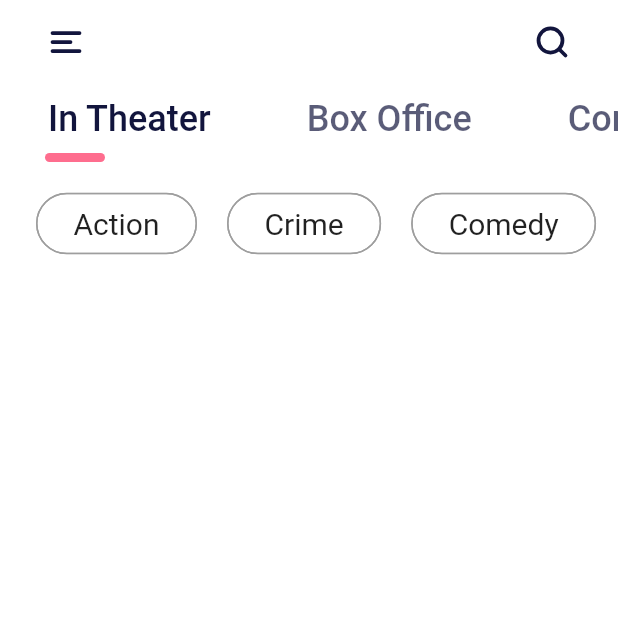
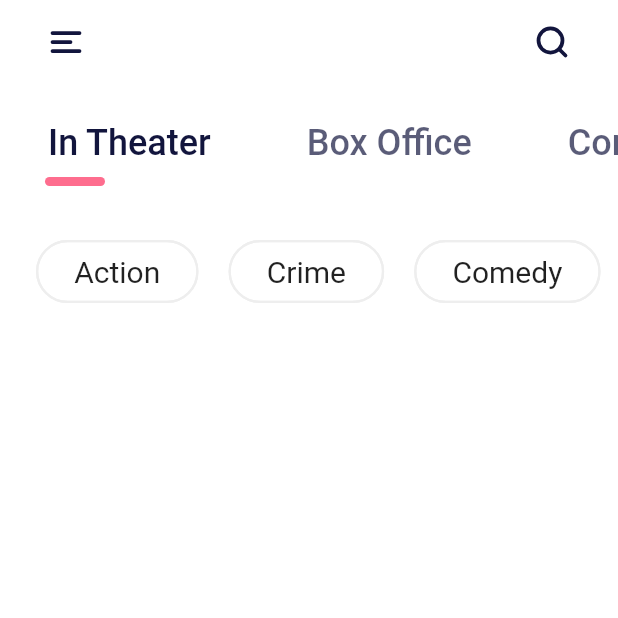
Before and after one commit to amirhosseinakhoondzadeh/movie_app_ui_design, a Flutter app: the screen it shows after launch, on a phone screen of 412 x 824 dp, the top half of it. Run offline on Flutter 3.47's test engine with Material 2 defaults, Android fonts, the phone set to English and light mode, and no system bars; our stand-ins replace flutter_svg.

Commit message:
- Finished Filtering Chips

```diff
--- a/lib/filtering_chips.dart
+++ b/lib/filtering_chips.dart
@@ -32,8 +32,9 @@ class MovieFilteringChips extends StatelessWidget {
             ),
             backgroundColor: whiteColor,
             shape: RoundedRectangleBorder(
-                borderRadius: BorderRadius.circular(25),
-                side: BorderSide(width: 1, color: Colors.grey)),
+              borderRadius: BorderRadius.circular(25),
+              side: BorderSide(width: 1.5, color: Colors.grey[200]),
+            ),
           );
         },
       ),
--- a/lib/landing_screen.dart
+++ b/lib/landing_screen.dart
@@ -22,11 +22,14 @@ class _LandingScreenState extends State<LandingScreen> {
         body: Column(
           mainAxisSize: MainAxisSize.min,
           children: [
+            SizedBox(
+              height: 16,
+            ),
             MovieTabBarView(
               tabs: ["In Theater", "Box Office", "Coming Soon"],
             ),
             SizedBox(
-              height: 16,
+              height: 32,
             ),
             MovieFilteringChips(
               options: ["Action", "Crime", "Comedy", "Drama"],
```
